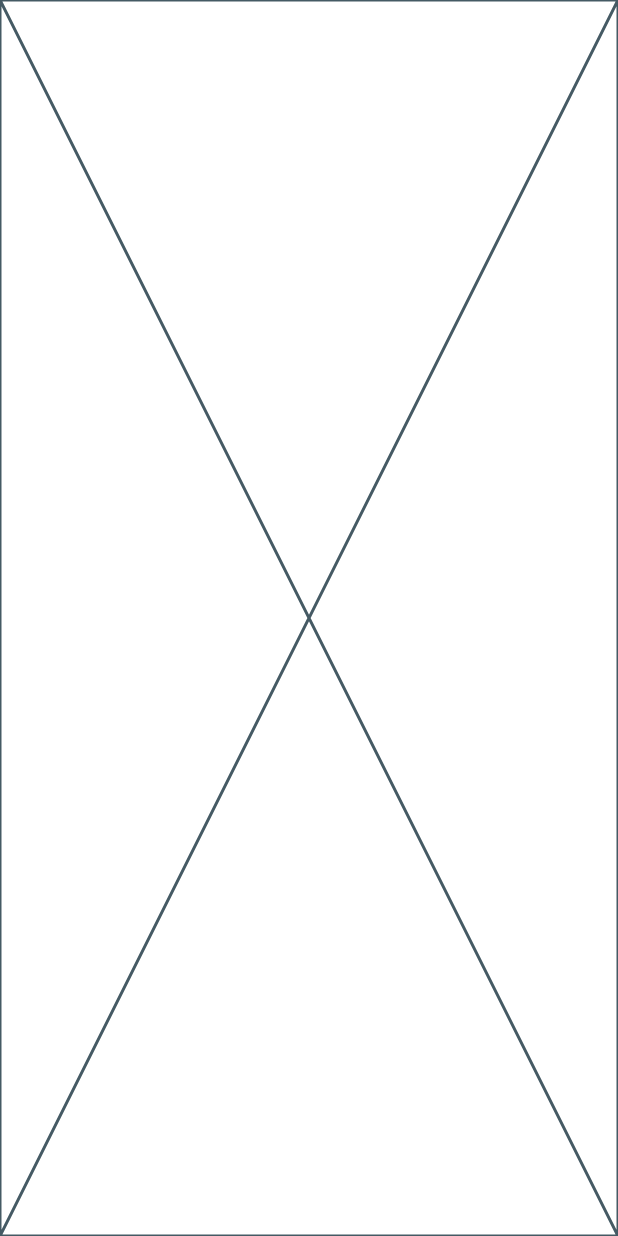
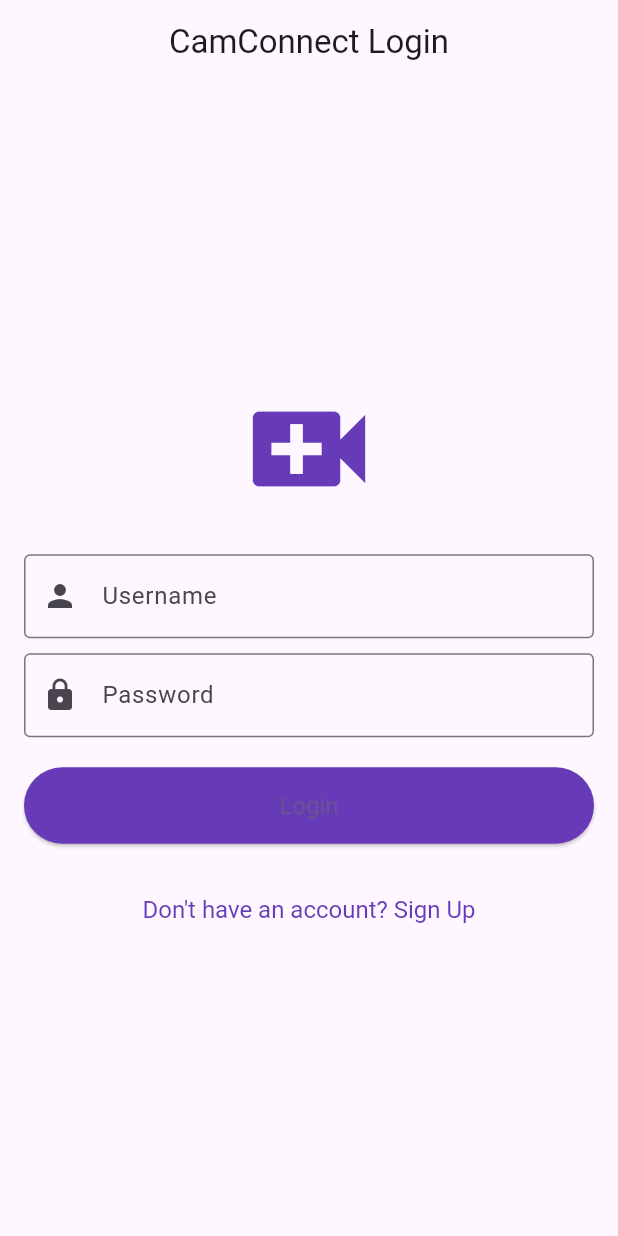
Before and after one commit to dimitristhanogiannis/Human-Computer-Interaction-2024, a Flutter app: the screen it shows after launch, on a phone screen of 412 x 824 dp. Run offline on Flutter 3.47's test engine with Material 3 defaults, Android fonts, the phone set to English and light mode, and no system bars; our stand-ins replace geolocator, get, image_picker.

Commit message:
login-register

```diff
--- a/lib/login.dart
+++ b/lib/login.dart
@@ -1,4 +1,5 @@
 import 'package:flutter/material.dart';
+import 'register.dart';  // Import the Register Screen
 
 class LoginScreen extends StatefulWidget {
   const LoginScreen({super.key});
@@ -8,8 +9,91 @@ class LoginScreen extends StatefulWidget {
 }
 
 class _LoginScreenState extends State<LoginScreen> {
+  final TextEditingController _usernameController = TextEditingController();
+  final TextEditingController _passwordController = TextEditingController();
+
   @override
   Widget build(BuildContext context) {
-    return const Placeholder();
+    return Scaffold(
+      appBar: AppBar(
+        title: const Text('CamConnect Login'),
+        centerTitle: true,
+      ),
+      body: Padding(
+        padding: const EdgeInsets.all(16.0),
+        child: Center(
+          child: Column(
+            mainAxisAlignment: MainAxisAlignment.center,
+            crossAxisAlignment: CrossAxisAlignment.center,
+            children: [
+              // Icon at the top
+              Icon(
+                Icons.video_call,
+                size: 100,
+                color: Colors.deepPurple,
+              ),
+              const SizedBox(height: 20),
+
+              // Username text field
+              TextField(
+                controller: _usernameController,
+                decoration: InputDecoration(
+                  labelText: 'Username',
+                  border: OutlineInputBorder(),
+                  prefixIcon: Icon(Icons.person),
+                ),
+              ),
+              const SizedBox(height: 10),
+
+              // Password text field
+              TextField(
+                controller: _passwordController,
+                obscureText: true,
+                decoration: InputDecoration(
+                  labelText: 'Password',
+                  border: OutlineInputBorder(),
+                  prefixIcon: Icon(Icons.lock),
+                ),
+              ),
+              const SizedBox(height: 20),
+
+              // Login button
+              ElevatedButton(
+                onPressed: () {
+                  // Handle login action here
+                  String username = _usernameController.text;
+                  String password = _passwordController.text;
+                  print('Logging in with username: $username and password: $password');
+                },
+                child: const Text('Login'),
+                style: ElevatedButton.styleFrom(
+                  minimumSize: Size(double.infinity, 50), // Full-width button
+                  padding: const EdgeInsets.symmetric(vertical: 16.0),
+                  backgroundColor: Colors.deepPurple,
+                  textStyle: TextStyle(fontSize: 16),
+                ),
+              ),
+              const SizedBox(height: 20),
+
+              // Sign-up button that navigates to Register Screen
+              TextButton(
+                onPressed: () {
+                  // Navigate to SignUp Screen
+                  Navigator.push(
+                    context,
+                    MaterialPageRoute(builder: (context) => const SignUpScreen()), // Navigate to Register Screen
+                  );
+                },
+                child: const Text('Don\'t have an account? Sign Up'),
+                style: TextButton.styleFrom(
+                  foregroundColor: Colors.deepPurple,
+                  textStyle: TextStyle(fontSize: 16),
+                ),
+              ),
+            ],
+          ),
+        ),
+      ),
+    );
   }
 }
--- a/pubspec.yaml
+++ b/pubspec.yaml
@@ -36,6 +36,8 @@ dependencies:
   # Use with the CupertinoIcons class for iOS style icons.
   cupertino_icons: ^1.0.8
   get:
+  image_picker: ^0.8.5+3
+  geolocator: ^9.0.1
 
 dev_dependencies:
   flutter_test:
```
Also changed, not shown: lib/register.dart (added, +112 -0 lines), pubspec.lock, 5 other files.
